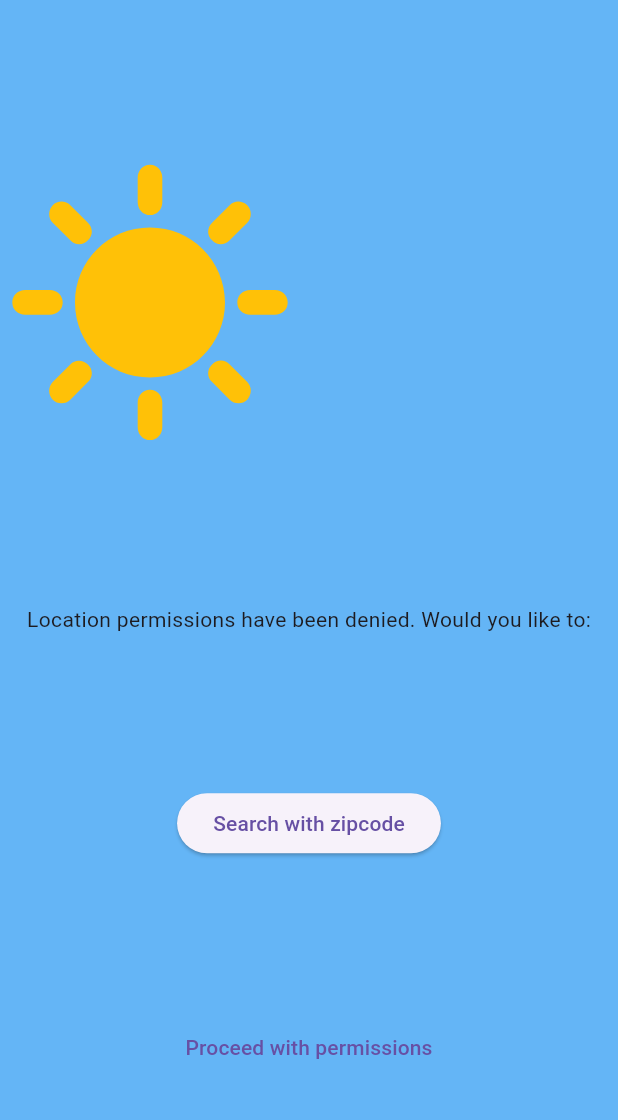
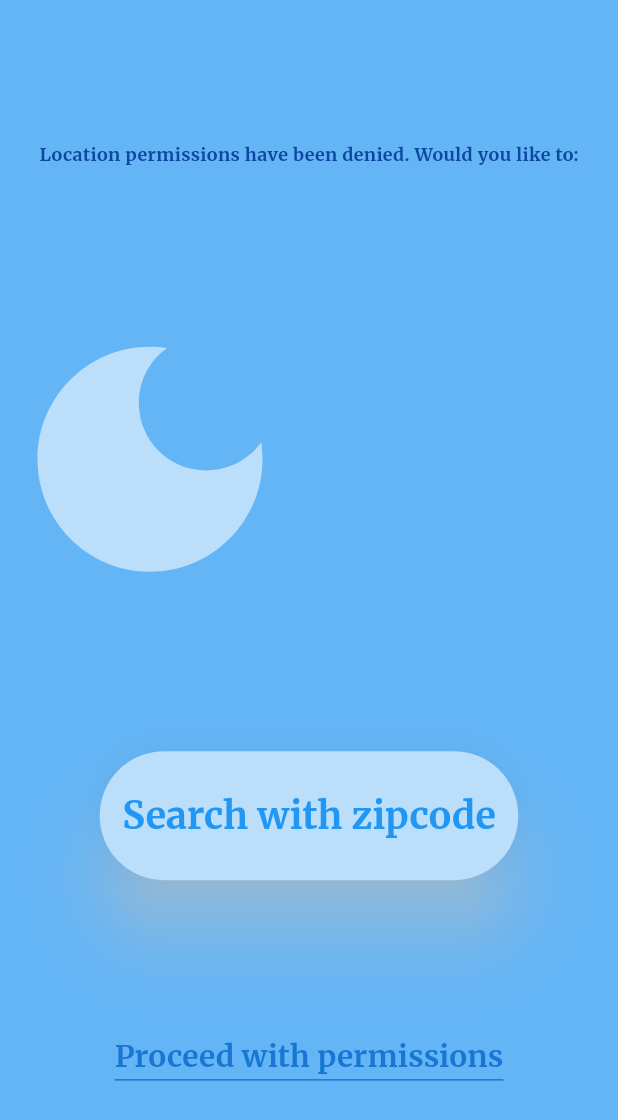
Before and after one commit to ECMessina/weather, a Flutter app: the LocationDenied screen opened directly, on a phone screen of 412 x 824 dp. Shown: the top 1120 px of the screen. Run offline on Flutter 3.47's test engine with Material 3 defaults, Android fonts, the phone set to English and light mode, and no system bars; our stand-ins replace geolocator, google_fonts.

Commit message:
Design updates

```diff
--- a/lib/constants.dart
+++ b/lib/constants.dart
@@ -2,6 +2,8 @@ import 'package:flutter/material.dart';
 import 'package:google_fonts/google_fonts.dart';
 
 class SigColors {
+  static const superDarkTheme = Color.fromARGB(255, 13, 71, 161);
+  static const veryDarkTheme = Color.fromARGB(255, 25, 118, 210);
   static const darkTheme = Colors.blue;
   static const medTheme = Color.fromARGB(255, 100, 181, 246);
   static const lightTheme = Color.fromARGB(255, 187, 222, 251);
@@ -13,4 +15,14 @@ class TextStyles {
     fontSize: 25,
     fontWeight: FontWeight.bold,
   );
+  static final locationTextStyle = GoogleFonts.merriweather(
+    color: SigColors.superDarkTheme,
+    fontSize: 12,
+    fontWeight: FontWeight.bold,
+  );
+  static final expectTextStyle = GoogleFonts.merriweather(
+    color: SigColors.veryDarkTheme,
+    fontSize: 20,
+    fontWeight: FontWeight.bold,
+  );
 }
--- a/lib/current_location_weather.dart
+++ b/lib/current_location_weather.dart
@@ -14,7 +14,10 @@ class CurrentLocationWeather extends StatelessWidget {
       body: Column(
         mainAxisAlignment: MainAxisAlignment.spaceEvenly,
         children: [
-          Text("Location: ${position.latitude}, ${position.longitude}"),
+          Text(
+            "Location: ${position.latitude}, ${position.longitude}",
+            style: TextStyles.locationTextStyle,
+          ),
           const Row(
             children: [
               Icon(
@@ -24,8 +27,9 @@ class CurrentLocationWeather extends StatelessWidget {
               ),
             ],
           ),
-          const Text(
+          Text(
             'Here\'s what you can expect',
+            style: TextStyles.expectTextStyle,
           ),
         ],
       ),
--- /dev/null
+++ b/lib/elevated_search_button.dart
@@ -0,0 +1,30 @@
+import 'package:flutter/material.dart';
+import 'package:weather/constants.dart';
+
+class ElevatedSearchButton extends StatelessWidget {
+  const ElevatedSearchButton({
+    super.key,
+    required this.onTap,
+    required this.text,
+  });
+
+  final Function() onTap;
+  final String text;
+
+  @override
+  Widget build(BuildContext context) {
+    return ElevatedButton(
+      style: const ButtonStyle(
+        shadowColor: MaterialStatePropertyAll(Colors.white),
+        backgroundColor: MaterialStatePropertyAll(SigColors.lightTheme),
+        elevation: MaterialStatePropertyAll(20),
+        padding: MaterialStatePropertyAll(EdgeInsets.fromLTRB(15, 25, 15, 25)),
+      ),
+      onPressed: onTap,
+      child: Text(
+        text,
+        style: TextStyles.mainTextStyle,
+      ),
+    );
+  }
+}
--- a/lib/location_denied.dart
+++ b/lib/location_denied.dart
@@ -1,5 +1,6 @@
 import 'package:flutter/material.dart';
 import 'package:weather/constants.dart';
+import 'package:weather/elevated_search_button.dart';
 
 class LocationDenied extends StatelessWidget {
   const LocationDenied({super.key});
@@ -11,22 +12,37 @@ class LocationDenied extends StatelessWidget {
       body: Column(
         mainAxisAlignment: MainAxisAlignment.spaceEvenly,
         children: [
+          Text(
+            'Location permissions have been denied. Would you like to:',
+            style: TextStyles.locationTextStyle,
+          ),
           const Row(
             children: [
               Icon(
-                Icons.sunny,
-                color: Colors.amber,
+                Icons.dark_mode,
+                color: SigColors.lightTheme,
                 size: 200,
               ),
             ],
           ),
-          const Text('Location permissions have been denied. Would you like to:'),
-          ElevatedButton(
-            child: const Text('Search with zipcode'),
-            onPressed: () {},
+          ElevatedSearchButton(
+            onTap: () {},
+            text: 'Search with zipcode',
           ),
           TextButton(
-            child: const Text('Proceed with permissions'),
+            child: Container(
+              decoration: const BoxDecoration(
+                border: Border(
+                  bottom: BorderSide(
+                    color: SigColors.veryDarkTheme,
+                  ),
+                ),
+              ),
+              child: Text(
+                'Proceed with permissions',
+                style: TextStyles.expectTextStyle,
+              ),
+            ),
             onPressed: () => Navigator.pop(context),
           ),
         ],
--- a/lib/start_screen.dart
+++ b/lib/start_screen.dart
@@ -1,7 +1,7 @@
 import 'package:flutter/material.dart';
 import 'package:geolocator/geolocator.dart';
-import 'package:weather/constants.dart';
 import 'package:weather/current_location_weather.dart';
+import 'package:weather/elevated_search_button.dart';
 import 'package:weather/location_denied.dart';
 
 class StartScreen extends StatelessWidget {
@@ -57,18 +57,9 @@ class StartScreen extends StatelessWidget {
             ),
           ],
         ),
-        ElevatedButton(
-          style: const ButtonStyle(
-            shadowColor: MaterialStatePropertyAll(Colors.white),
-            backgroundColor: MaterialStatePropertyAll(SigColors.lightTheme),
-            elevation: MaterialStatePropertyAll(20),
-            padding: MaterialStatePropertyAll(EdgeInsets.fromLTRB(15, 25, 15, 25)),
-          ),
-          onPressed: () => _determinePosition(context),
-          child: Text(
-            'What\'s the weather like?',
-            style: TextStyles.mainTextStyle,
-          ),
+        ElevatedSearchButton(
+          onTap: () => _determinePosition(context),
+          text: 'What\'s the weather like?',
         ),
       ],
     );
```
